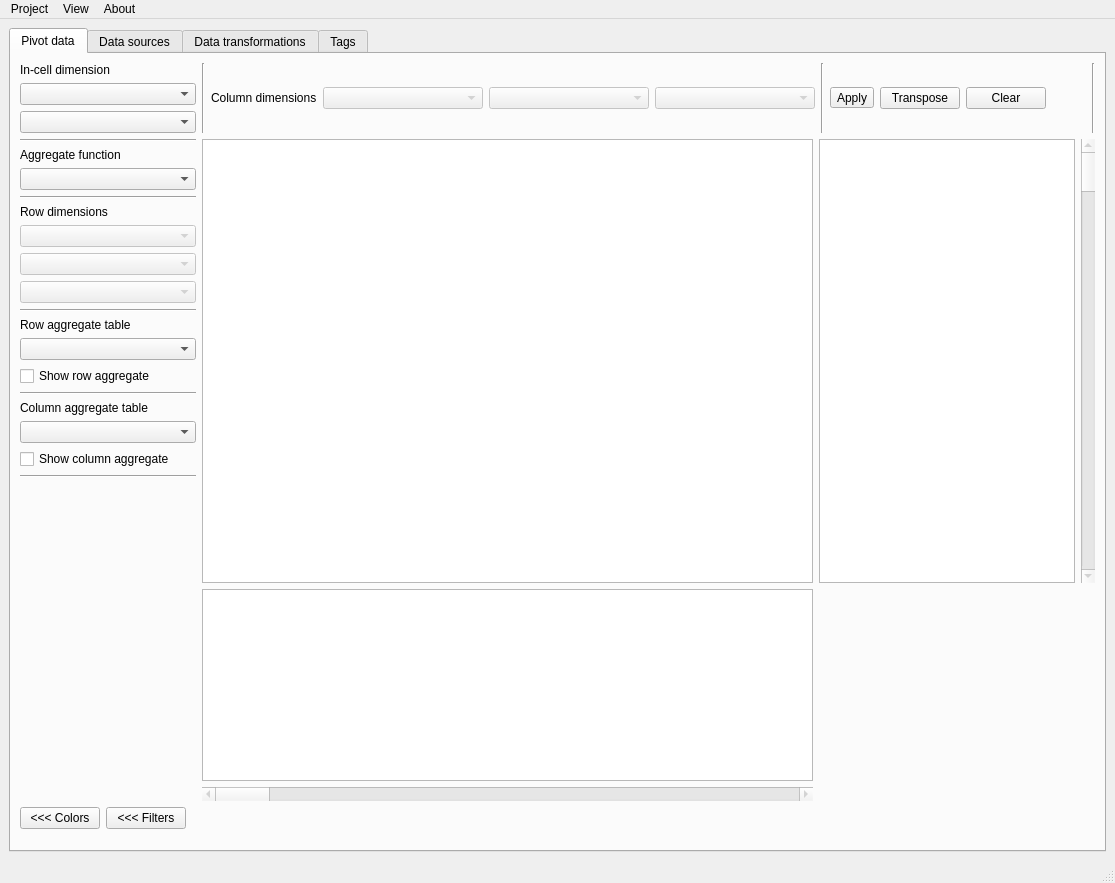
Above: cp/gui/cp.ui from pszostek/cp before the change. Below: the same form after it.
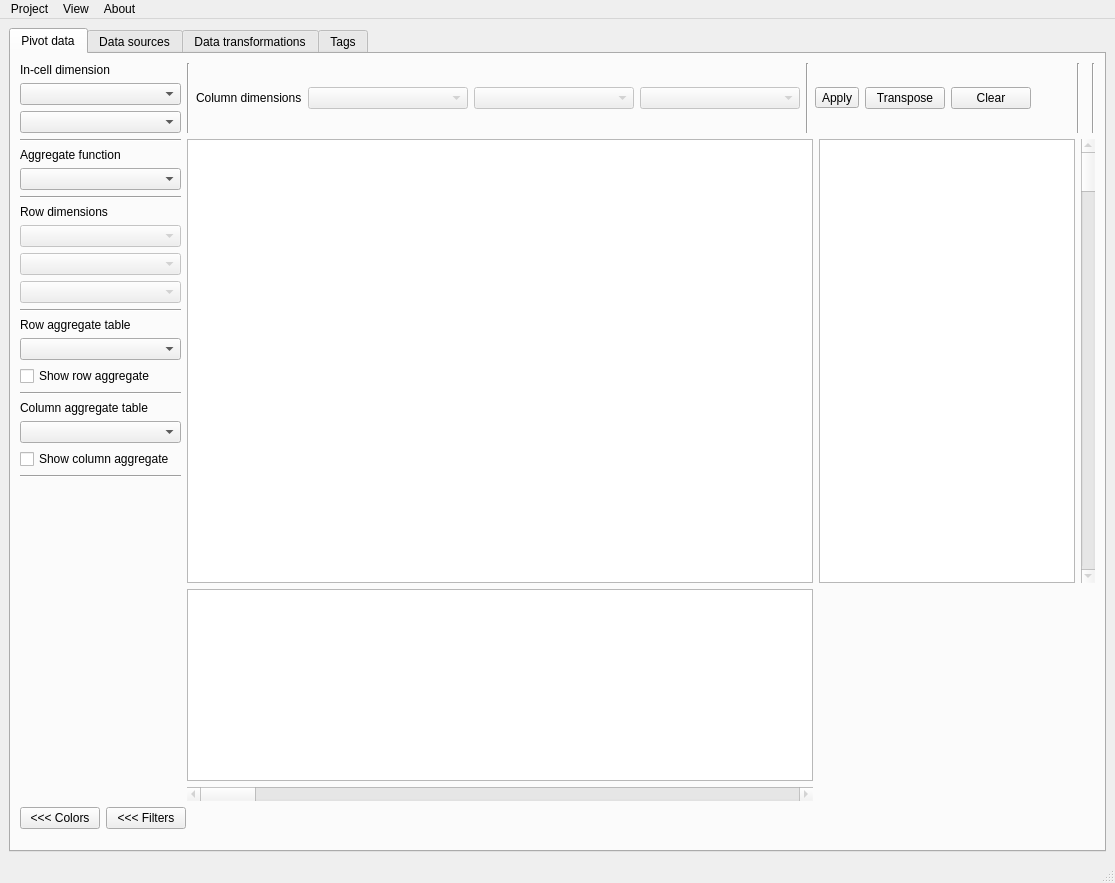
That is the form after the change. Custom widgets are drawn as their Qt base class.

The edit to the form file:
```diff
--- a/cp/gui/cp.ui
+++ b/cp/gui/cp.ui
@@ -403,6 +403,16 @@
                 </property>
                </spacer>
               </item>
+              <item>
+               <widget class="Line" name="line_9">
+                <property name="orientation">
+                 <enum>Qt::Vertical</enum>
+                </property>
+               </widget>
+              </item>
+              <item>
+               <widget class="ProgressIndicator" name="progressIndicator" native="true"/>
+              </item>
               <item>
                <widget class="Line" name="line">
                 <property name="orientation">
@@ -704,6 +714,12 @@
    <header>coloringwidget.h</header>
    <container>1</container>
   </customwidget>
+  <customwidget>
+   <class>ProgressIndicator</class>
+   <extends>QWidget</extends>
+   <header>progressindicator.h</header>
+   <container>1</container>
+  </customwidget>
  </customwidgets>
  <resources/>
  <connections/>
```
